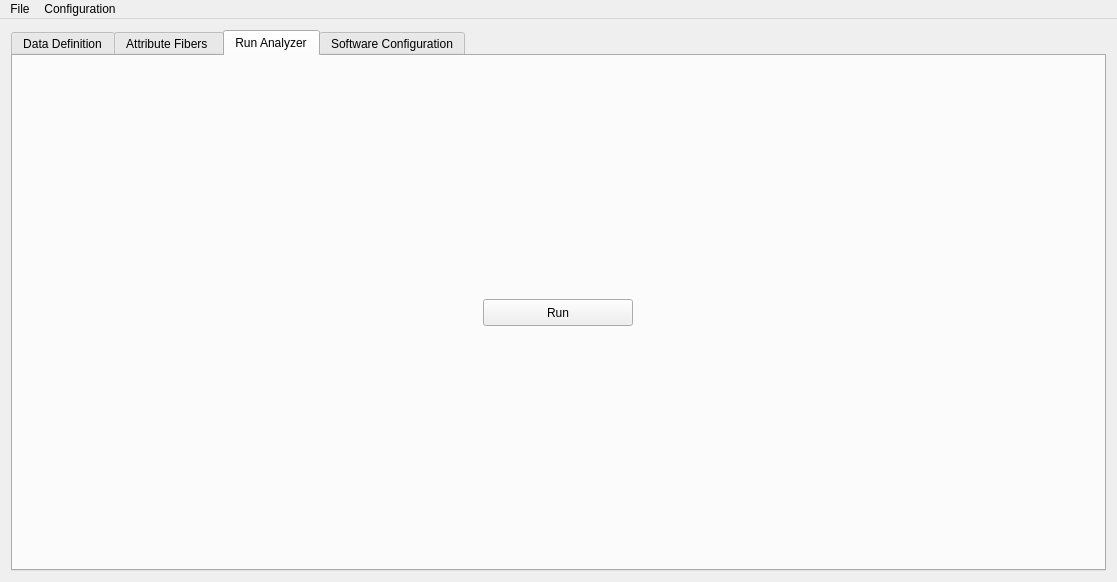
This is mainwindow.ui in nintendops/T1T2FiberAnalyzer as Qt 5 draws it before an edit. The edited form follows.
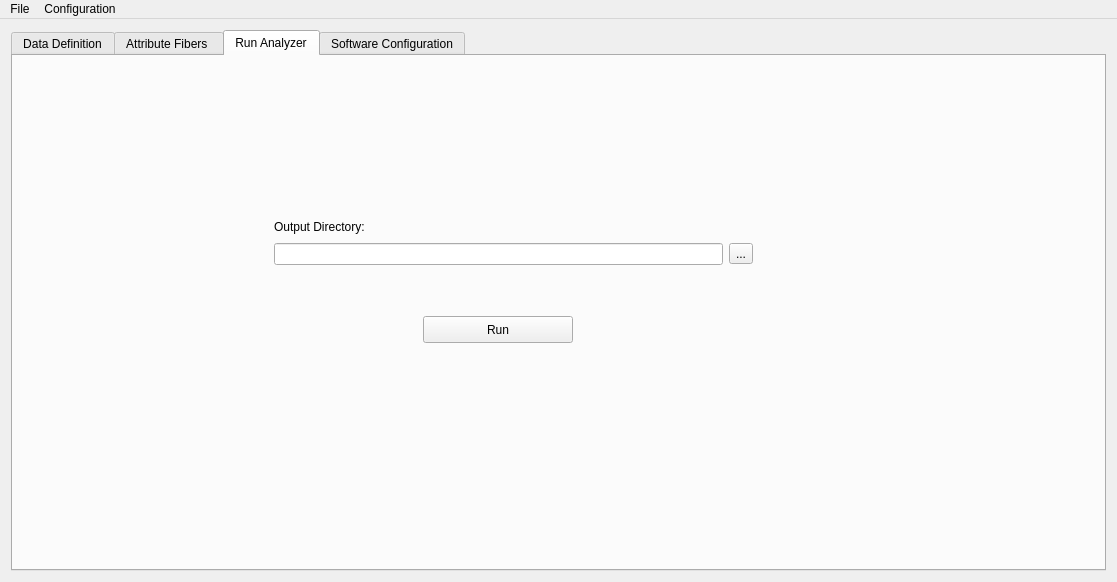
This is the edited form. The open tabs and pages were chosen to show the change.

Diff of the .ui file:
```diff
--- a/mainwindow.ui
+++ b/mainwindow.ui
@@ -637,9 +637,15 @@
        <attribute name="title">
         <string>Run Analyzer</string>
        </attribute>
-       <layout class="QVBoxLayout" name="verticalLayout_3">
-        <item alignment="Qt::AlignHCenter">
          <widget class="QPushButton" name="RunBtn">
+        <property name="geometry">
+         <rect>
+          <x>410</x>
+          <y>260</y>
+          <width>150</width>
+          <height>27</height>
+         </rect>
+        </property>
           <property name="sizePolicy">
            <sizepolicy hsizetype="Fixed" vsizetype="Fixed">
             <horstretch>0</horstretch>
@@ -665,8 +671,45 @@
            <string>Run</string>
           </property>
          </widget>
-        </item>
-       </layout>
+       <widget class="QWidget" name="verticalLayoutWidget">
+        <property name="geometry">
+         <rect>
+          <x>250</x>
+          <y>150</y>
+          <width>501</width>
+          <height>71</height>
+         </rect>
+        </property>
+        <layout class="QVBoxLayout" name="verticalLayout_9">
+         <item>
+          <widget class="QLabel" name="label_12">
+           <property name="maximumSize">
+            <size>
+             <width>16777215</width>
+             <height>18</height>
+            </size>
+           </property>
+           <property name="text">
+            <string>Output Directory:</string>
+           </property>
+          </widget>
+         </item>
+         <item>
+          <layout class="QHBoxLayout" name="horizontalLayout_13">
+           <item>
+            <widget class="QLineEdit" name="lineEdit"/>
+           </item>
+           <item>
+            <widget class="QToolButton" name="toolButton">
+             <property name="text">
+              <string>...</string>
+             </property>
+            </widget>
+           </item>
+          </layout>
+         </item>
+        </layout>
+       </widget>
       </widget>
       <widget class="QWidget" name="tab_3">
        <attribute name="title">
```
Left out of the diff: 4 changed lines with no effect on the pictures. Lines whose indentation alone changed are shown as unchanged.
